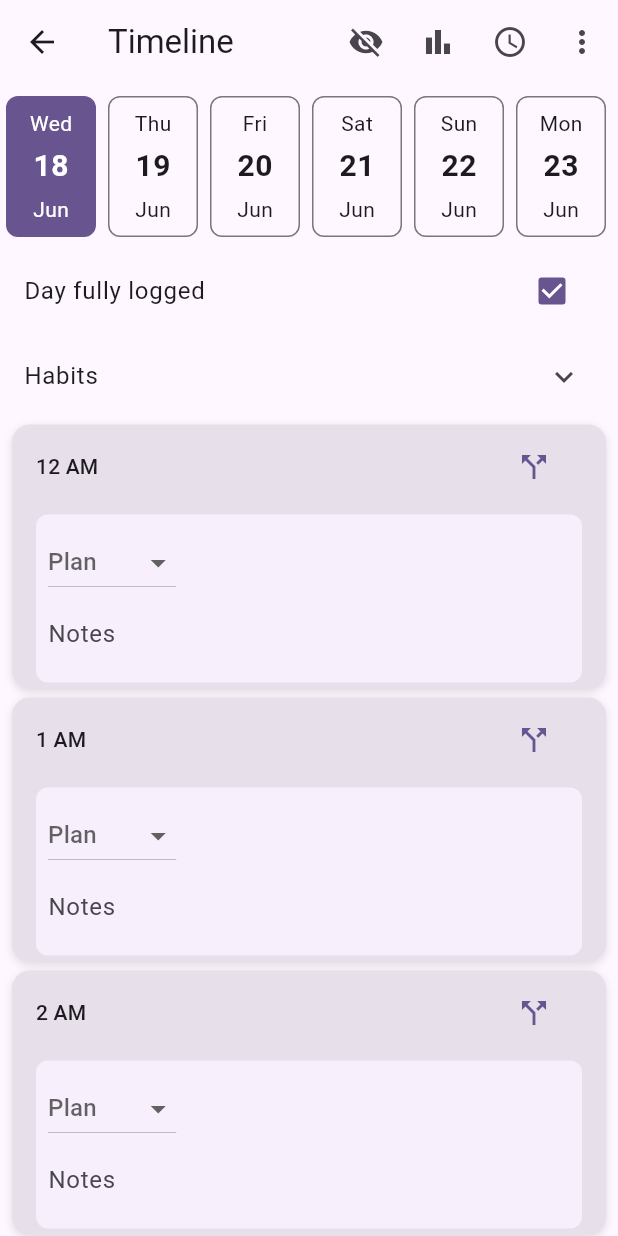
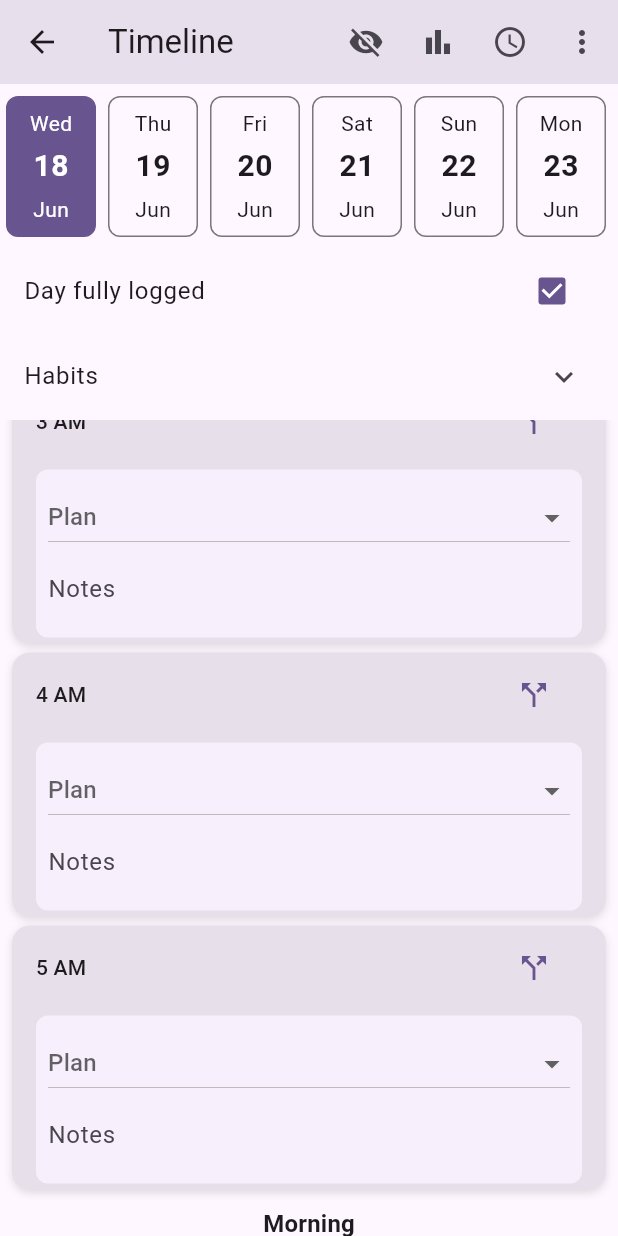
Before and after one commit to 0111abhius/Habits, a Flutter app: the TimelineScreen screen opened by its route, scrolled down 576 dp, after a tap on "Day fully logged", after a tap on "Habits", on a phone screen of 412 x 824 dp. Run offline on Flutter 3.47's test engine with Material 3 defaults, Android fonts, the phone set to English and light mode, and no system bars; our stand-ins replace cloud_firestore, firebase_auth, firebase_core, google_sign_in; accounts and stored records are empty; network calls fail.

Commit message:
Bug fix: Some UI flicker fixes

```diff
--- a/lib/screens/timeline_screen.dart
+++ b/lib/screens/timeline_screen.dart
@@ -61,7 +61,7 @@
 
   TimeOfDay? wakeTime;
   TimeOfDay? sleepTime;
-  final ScrollController _scrollController = ScrollController();
+  late final ScrollController _scrollController;
   final TextEditingController _sleepTimeController = TextEditingController();
   final TextEditingController _wakeTimeController = TextEditingController();
 
@@ -70,18 +70,41 @@
   double? _pendingScrollOffset;
 
   Set<int> _splitHours = {}; // hours that have a 30-minute split for the selected date
+  // Cache of the most recently rendered entries list. This lets us re-use the
+  // previous UI when the only Firestore changes are still pending writes
+  // generated by this device – preventing a visible full list refresh.
+  List<TimelineEntry> _cachedEntries = [];
 
-  bool _dayComplete = false;
-  bool _habitsExpanded = true;
-  bool _showRetro = false;
-  final Map<String, GlobalKey> _blockKeys = {};
+  final ValueNotifier<bool> _habitsExpandedNotifier = ValueNotifier(true);
+  final ValueNotifier<bool> _showRetroNotifier = ValueNotifier(false);
+
+  bool get _habitsExpanded => _habitsExpandedNotifier.value;
 
   Color _planBg(BuildContext context) => Color.alphaBlend(Colors.indigo.withOpacity(0.04), Theme.of(context).colorScheme.surface);
   Color _retroBg(BuildContext context) => Color.alphaBlend(Colors.orange.withOpacity(0.04), Theme.of(context).colorScheme.surface);
 
+  // Using a ValueNotifier means toggling the "Day fully logged" checkbox
+  // only rebuilds that specific part of the UI instead of the whole timeline.
+  final ValueNotifier<bool> _dayCompleteNotifier = ValueNotifier(false);
+
+  // Convenience getter so existing read-access sites keep working.
+  bool get _dayComplete => _dayCompleteNotifier.value;
+
+  bool get _showRetro => _showRetroNotifier.value;
+
+  final Map<String, GlobalKey> _blockKeys = {};
+
+  static final Map<String, double> _offsetCache = {}; // keyed by yyyy-MM-dd (selected date)
+  late String _currentDateKey;
+
   @override
   void initState() {
     super.initState();
+    _currentDateKey = DateFormat('yyyy-MM-dd').format(selectedDate);
+    _scrollController = ScrollController(initialScrollOffset: _offsetCache[_currentDateKey] ?? 0)
+      ..addListener(() {
+        _offsetCache[_currentDateKey] = _scrollController.offset;
+      });
     _loadUserSettings();
     _loadDayComplete();
   }
@@ -231,14 +254,50 @@
     }
   }
 
-  void _scrollToNow() {
+  Future<void> _scrollToNow() async {
     final now = DateTime.now();
     final int hour = now.hour;
-    final minute = (_splitHours.contains(hour) && now.minute >=30)?30:0;
-    final id = '${hour.toString().padLeft(2,'0')}:${minute.toString().padLeft(2,'0')}';
-    final gKey = _blockKeys[id];
-    if(gKey?.currentContext!=null){
-      Scrollable.ensureVisible(gKey!.currentContext!, duration: const Duration(milliseconds:400), alignment:0.0, curve: Curves.easeOut);
+    final minute = (_splitHours.contains(hour) && now.minute >= 30) ? 30 : 0;
+    final id = '${hour.toString().padLeft(2, '0')}:${minute.toString().padLeft(2, '0')}';
+
+    void _doScroll() {
+      final targetKey = _blockKeys[id];
+      if (targetKey?.currentContext != null) {
+        Scrollable.ensureVisible(
+          targetKey!.currentContext!,
+          duration: const Duration(milliseconds: 400),
+          alignment: 0.0,
+          curve: Curves.easeOut,
+        );
+        return;
+      }
+    }
+
+    _doScroll();
+    // already scheduled once for next frame below – keeps behaviour the same.
+    WidgetsBinding.instance.addPostFrameCallback((_) => _doScroll());
+
+    // If target not yet in tree we approximate offset, then refine after scroll.
+    final targetKey = _blockKeys[id];
+    if (targetKey?.currentContext != null) return;
+
+    if (_scrollController.hasClients) {
+      // Fallback approximation (includes extra space for section headers)
+      const double itemHeight = 120.0;
+      const double headerHeight = 48.0; // closer to actual ListTile height
+      int headersBefore = 0;
+      if (hour >= 6) headersBefore++;
+      if (hour >= 12) headersBefore++;
+      if (hour >= 18) headersBefore++;
+      final double baseOffset = hour * itemHeight + (minute == 30 ? itemHeight / 2 : 0);
+      final double offset = baseOffset + headersBefore * headerHeight;
+      await _scrollController.animateTo(
+        offset.clamp(0, _scrollController.position.maxScrollExtent),
+        duration: const Duration(milliseconds: 400),
+        curve: Curves.easeOut,
+      );
+      // After animation completes, attempt precise scroll again.
+      _doScroll();
     }
   }
 
@@ -284,10 +343,13 @@
       appBar: AppBar(
         title: const Text('Timeline'),
         actions: [
-          IconButton(
-            icon: Icon(_showRetro ? Icons.visibility : Icons.visibility_off),
-            tooltip: _showRetro ? 'Hide Retro' : 'Show Retro',
-            onPressed: () => setState(() => _showRetro = !_showRetro),
+          ValueListenableBuilder<bool>(
+            valueListenable: _showRetroNotifier,
+            builder: (context, showRetro, _) => IconButton(
+              icon: Icon(showRetro ? Icons.visibility : Icons.visibility_off),
+              tooltip: showRetro ? 'Hide Retro' : 'Show Retro',
+              onPressed: () => _showRetroNotifier.value = !showRetro,
+            ),
           ),
           IconButton(
             icon: const Icon(Icons.bar_chart),
@@ -356,6 +418,7 @@
           CalendarStrip(
             selectedDate: selectedDate,
             onDateSelected: (date) {
+              // Save current offset is already handled by listener.
               setState(() {
                 // clear controllers when switching date to avoid residue
                 for (final c in _noteControllers.values) {
@@ -364,29 +427,66 @@
                 _noteControllers.clear();
                 _noteDebouncers.clear();
 
+                _blockKeys.clear();
+
                 selectedDate = date;
+                _currentDateKey = DateFormat('yyyy-MM-dd').format(selectedDate);
                 _loadDayComplete();
-                _scrollToWakeTime();
               });
+
+              // After frame, jump to stored offset or fallback to wake time
+              final key = DateFormat('yyyy-MM-dd').format(selectedDate);
+              final double? saved = _offsetCache[key];
+              if (saved != null) {
+                _pendingScrollOffset = saved;
+              } else {
+                // fallback after list builds
+                _pendingScrollOffset = null;
+                WidgetsBinding.instance.addPostFrameCallback((_) => _scrollToWakeTime());
+              }
             },
           ),
-          CheckboxListTile(
+          ValueListenableBuilder<bool>(
+            valueListenable: _dayCompleteNotifier,
+            builder: (context, done, _) => CheckboxListTile(
               title: const Text('Day fully logged'),
-            value: _dayComplete,
-            onChanged: (val){if(val!=null) _setDayComplete(val);},
+              value: done,
+              onChanged: (val){ if(val!=null) _setDayComplete(val); },
             ),
-          ExpansionTile(
+          ),
+          ValueListenableBuilder<bool>(
+            valueListenable: _habitsExpandedNotifier,
+            builder: (context, expanded, _) => ExpansionTile(
               title: const Text('Habits'),
-            initiallyExpanded: _habitsExpanded,
+              initiallyExpanded: expanded,
               maintainState: true,
-            onExpansionChanged: (expanded) {
-              setState(() => _habitsExpanded = expanded);
-            },
+              onExpansionChanged: (val) => _habitsExpandedNotifier.value = val,
               children: [
                 HabitTracker(date: selectedDate),
               ],
             ),
+          ),
           Expanded(
+            child: AnimatedSwitcher(
+              duration: const Duration(milliseconds:300),
+              switchInCurve: Curves.easeOut,
+              switchOutCurve: Curves.easeIn,
+              // Remove the outgoing child from the tree immediately to avoid
+              // ScrollController and GlobalKey duplication.
+              layoutBuilder: (currentChild, previousChildren) => currentChild ?? const SizedBox.shrink(),
+              child: _buildTimelineBody(),
+            ),
+          ),
+        ],
+      ),
+    );
+  }
+
+  Widget _buildTimelineBody() {
+    return KeyedSubtree(
+      // Different key per selected date allows AnimatedSwitcher to animatedly
+      // replace the whole list when the date changes instead of a hard swap.
+      key: ValueKey(_currentDateKey),
       child: StreamBuilder<QuerySnapshot>(
         stream: getFirestore()
             .collection('timeline_entries')
@@ -394,7 +494,12 @@
             .collection('entries')
             .where('date', isEqualTo: DateFormat('yyyy-MM-dd').format(selectedDate))
             .snapshots(),
-              builder: (context, snapshot) {
+        builder: _buildTimelineStream,
+      ),
+    );
+  }
+
+  Widget _buildTimelineStream(BuildContext context, AsyncSnapshot<QuerySnapshot> snapshot) {
     if (snapshot.hasError) {
       return Center(child: Text('Error: ${snapshot.error}'));
     }
@@ -404,6 +509,42 @@
     var entries = snapshot.data?.docs
             .map((doc) => TimelineEntry.fromFirestore(doc))
             .toList() ?? [];
+
+    // If this snapshot only represents writes that originated from
+    // this device (i.e. they are still pending confirmation from
+    // the server) then re-use the previously rendered list instead
+    // of forcing a full rebuild. This significantly reduces the
+    // visible flicker that occurred while typing or selecting
+    // categories because every local write triggered a rebuild of
+    // the entire timeline.
+    final bool onlyLocalUpdates = (snapshot.data != null &&
+        snapshot.data!.docChanges.isNotEmpty &&
+        snapshot.data!.docChanges.every((c) => c.doc.metadata.hasPendingWrites));
+
+    if (onlyLocalUpdates) {
+      // Apply the pending local changes to the cached list so the
+      // UI still reflects the user's edits instantly.
+      for (final change in snapshot.data!.docChanges) {
+        final updated = TimelineEntry.fromFirestore(change.doc);
+        final idx = _cachedEntries.indexWhere((e) => e.id == updated.id);
+        switch (change.type) {
+          case DocumentChangeType.removed:
+            if (idx != -1) _cachedEntries.removeAt(idx);
+            break;
+          case DocumentChangeType.modified:
+          case DocumentChangeType.added:
+            if (idx == -1) {
+              _cachedEntries.add(updated);
+            } else {
+              _cachedEntries[idx] = updated;
+            }
+            break;
+        }
+      }
+      entries = _cachedEntries;
+    } else {
+      _cachedEntries = entries;
+    }
 
     // update splitHours set based on presence of :30 entries
     _splitHours = entries
@@ -506,12 +647,6 @@
         cardChildren.add(container);
         return Column(children: cardChildren);
       },
-                );
-              },
-            ),
-          ),
-        ],
-      ),
     );
   }
 
@@ -908,7 +1043,8 @@
             DropdownButton<String>(
               value: entry.planCategory.isEmpty?null:entry.planCategory,
               hint: const Text('Plan'),
-              items: availableCategories.map((c)=>DropdownMenuItem(value:c,child:Text(c))).toList(),
+              isExpanded: true,
+              items: availableCategories.map((c)=>DropdownMenuItem(value:c,child:Text(c, overflow: TextOverflow.ellipsis))).toList(),
               onChanged:(val){if(val!=null)_updateEntry(entry,val,entry.planNotes,isPlan:true);},
             ),
             TextField(
@@ -936,7 +1072,8 @@
             DropdownButton<String>(
               value: dropdownValue,
               hint: const Text('Retro'),
-              items: availableCategories.map((c)=>DropdownMenuItem(value:c,child:Text(c))).toList(),
+              isExpanded: true,
+              items: availableCategories.map((c)=>DropdownMenuItem(value:c,child:Text(c, overflow: TextOverflow.ellipsis))).toList(),
               onChanged:(val){if(val!=null)_updateEntry(entry,val,entry.notes);},
             ),
             TextField(
@@ -951,13 +1088,22 @@
           ]),
         ));
 
-    return KeyedSubtree(key: subKey,
+    return KeyedSubtree(
+      key: subKey,
       child: Padding(
-        padding: const EdgeInsets.symmetric(horizontal:16,vertical:4),
-        child: Row(
-          children: [planColumn, if(_showRetro) const SizedBox(width:2), if(_showRetro) retroColumn],
+        padding: const EdgeInsets.symmetric(horizontal: 16, vertical: 4),
+        child: ValueListenableBuilder<bool>(
+          valueListenable: _showRetroNotifier,
+          builder: (context, showRetro, _) => Row(
+            children: [
+              planColumn,
+              if (showRetro) const SizedBox(width: 2),
+              if (showRetro) retroColumn,
+            ],
           ),
-      ));
+        ),
+      ),
+    );
   }
 
   String _dateStr(DateTime d)=>DateFormat('yyyy-MM-dd').format(d);
@@ -965,27 +1111,18 @@
   Future<void> _loadDayComplete() async{
     final uid=FirebaseAuth.instance.currentUser?.uid; if(uid==null) return;
     final doc=await getFirestore().collection('daily_logs').doc(uid).collection('logs').doc(_dateStr(selectedDate)).get();
-    setState(()=>_dayComplete=doc.exists && (doc.data()?['complete']==true));
+    _dayCompleteNotifier.value = doc.exists && (doc.data()?['complete']==true);
   }
 
   Future<void> _setDayComplete(bool val) async{
     final uid=FirebaseAuth.instance.currentUser?.uid; if(uid==null) return;
     final ref=getFirestore().collection('daily_logs').doc(uid).collection('logs').doc(_dateStr(selectedDate));
-    final double prevOffset=_scrollController.hasClients?_scrollController.offset:0;
     if(val){
-      await ref.set({'date':_dateStr(selectedDate),'lastUpdated':FieldValue.serverTimestamp()});
+      await ref.set({'date':_dateStr(selectedDate),'complete':true,'lastUpdated':FieldValue.serverTimestamp()});
     }else{
       await ref.delete();
     }
-    setState(()=>_dayComplete=val);
-    _pendingScrollOffset=prevOffset;
-    WidgetsBinding.instance.addPostFrameCallback((_){
-      if(_pendingScrollOffset!=null && _scrollController.hasClients){
-        final max=_scrollController.position.maxScrollExtent;
-        _scrollController.jumpTo(_pendingScrollOffset!.clamp(0,max));
-        _pendingScrollOffset=null;
-      }
-    });
+    _dayCompleteNotifier.value = val;
   }
 
   // ---------- Sub-category helpers ----------
```
Lines whose indentation alone changed are shown as unchanged.
